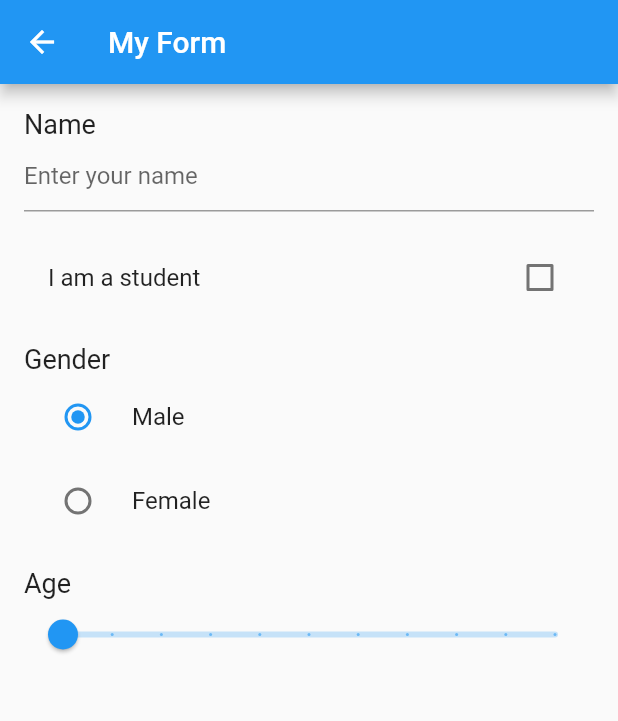
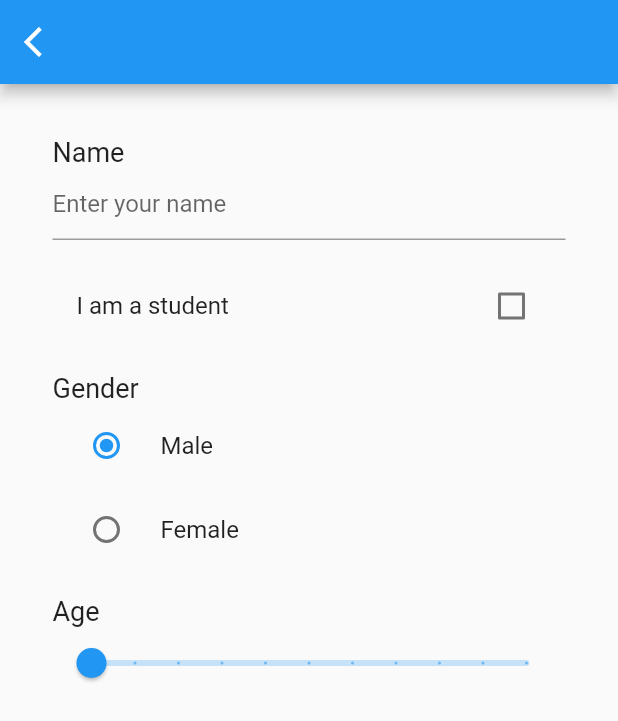
Before and after one commit to me-lynx/principais_widgets, a Flutter app: the screen it shows after launch, after a tap on "Clique aqui", on a phone screen of 412 x 824 dp. Shown: the top 721 px of the screen. Run offline on Flutter 3.47's test engine with Material 2 defaults, Android fonts, the phone set to English and light mode, and no system bars.

Commit message:
new contents

```diff
--- a/lib/example_form_page.dart
+++ b/lib/example_form_page.dart
@@ -4,34 +4,36 @@ class MyFormPage extends StatefulWidget {
   const MyFormPage({super.key});
 
   @override
-  _MyFormPageState createState() {
-    return _MyFormPageState();
-  }
+  State<MyFormPage> createState() => _MyFormPageState();
 }
 
 class _MyFormPageState extends State<MyFormPage> {
-  String _name = '';
+  String _name = "";
   bool _isStudent = false;
   int _selectedGender = 0;
   double _currentSliderValue = 0;
-
   @override
   Widget build(BuildContext context) {
     return Scaffold(
       appBar: AppBar(
-        title: Text('My Form'),
+        leading: GestureDetector(
+          child: const Icon(Icons.arrow_back_ios),
+          onTap: () {
+            Navigator.pop(context);
+          },
+        ),
       ),
       body: Padding(
-        padding: const EdgeInsets.all(16.0),
+        padding: const EdgeInsets.all(35),
         child: Column(
           crossAxisAlignment: CrossAxisAlignment.start,
           children: [
-            Text(
+            const Text(
               'Name',
               style: TextStyle(fontSize: 18.0),
             ),
             TextField(
-              decoration: InputDecoration(
+              decoration: const InputDecoration(
                 hintText: 'Enter your name',
               ),
               onChanged: (value) {
@@ -40,9 +42,9 @@ class _MyFormPageState extends State<MyFormPage> {
                 });
               },
             ),
-            SizedBox(height: 16.0),
+            const SizedBox(height: 16.0),
             CheckboxListTile(
-              title: Text('I am a student'),
+              title: const Text('I am a student'),
               value: _isStudent,
               onChanged: (value) {
                 setState(() {
@@ -50,13 +52,13 @@ class _MyFormPageState extends State<MyFormPage> {
                 });
               },
             ),
-            SizedBox(height: 16.0),
-            Text(
+            const SizedBox(height: 16.0),
+            const Text(
               'Gender',
               style: TextStyle(fontSize: 18.0),
             ),
             RadioListTile(
-              title: Text('Male'),
+              title: const Text('Male'),
               value: 0,
               groupValue: _selectedGender,
               onChanged: (value) {
@@ -66,7 +68,7 @@ class _MyFormPageState extends State<MyFormPage> {
               },
             ),
             RadioListTile(
-              title: Text('Female'),
+              title: const Text('Female'),
               value: 1,
               groupValue: _selectedGender,
               onChanged: (value) {
@@ -75,8 +77,8 @@ class _MyFormPageState extends State<MyFormPage> {
                 });
               },
             ),
-            SizedBox(height: 16.0),
-            Text(
+            const SizedBox(height: 16.0),
+            const Text(
               'Age',
               style: TextStyle(fontSize: 18.0),
             ),
--- a/lib/home.dart
+++ b/lib/home.dart
@@ -17,6 +17,7 @@ class _HomePageState extends State<HomePage> {
     return Scaffold(
       backgroundColor: Colors.white,
       appBar: AppBar(
+        backgroundColor: Colors.black,
         title: const Text('Conhecendo os widgets'),
       ),
       body: Center(
@@ -39,7 +40,7 @@ class _HomePageState extends State<HomePage> {
               },
             ),
             Row(
-              mainAxisAlignment: MainAxisAlignment.spaceAround,
+              mainAxisAlignment: MainAxisAlignment.center,
               children: <Widget>[
                 Container(
                   width: 50,
@@ -77,7 +78,7 @@ class _HomePageState extends State<HomePage> {
                 onPressed: () {
                   Navigator.push(
                     context,
-                    MaterialPageRoute(builder: (context) => Page2()),
+                    MaterialPageRoute(builder: (context) => const Page2()),
                   );
                 },
                 child: const Text('Clique aqui 2')),
@@ -100,7 +101,7 @@ class _HomePageState extends State<HomePage> {
                 onPressed: () {
                   Navigator.push(
                     context,
-                    MaterialPageRoute(builder: (context) => Page3()),
+                    MaterialPageRoute(builder: (context) => const Page3()),
                   );
                 },
                 child: const Text('Clique aqui 3')),
@@ -123,7 +124,7 @@ class _HomePageState extends State<HomePage> {
                 onPressed: () {
                   Navigator.push(
                     context,
-                    MaterialPageRoute(builder: (context) => MyFormPage()),
+                    MaterialPageRoute(builder: (context) => const MyFormPage()),
                   );
                 },
                 child: const Text('Clique aqui'))
@@ -142,5 +143,3 @@ class _HomePageState extends State<HomePage> {
 // Image: um widget que exibe uma imagem na tela.
 // Column: um widget que organiza outros widgets em uma coluna vertical.
 // Center: um widget que centraliza outro widget horizontal e verticalmente.
-// RaisedButton: um widget que exibe um botão que pode ser pressionado pelo usuário.
-// Observe que este é apenas um exemplo básico de como utilizar alguns dos principais widgets do Flutter. Existem muitos outros widgets disponíveis que podem ser combinados de maneiras diferentes para criar interfaces de usuário complexas e interessantes.
--- a/pubspec.yaml
+++ b/pubspec.yaml
@@ -60,7 +60,7 @@ flutter:
 
   # To add assets to your application, add an assets section, like this:
   assets:
-    - images/logo.png
+    - images/
   #   - images/a_dot_ham.jpeg
 
   # An image asset can refer to one or more resolution-specific "variants", see
```
Also changed, not shown: lib/page_2.dart (+7 -9 lines), lib/page_3.dart (+11 -6 lines).
